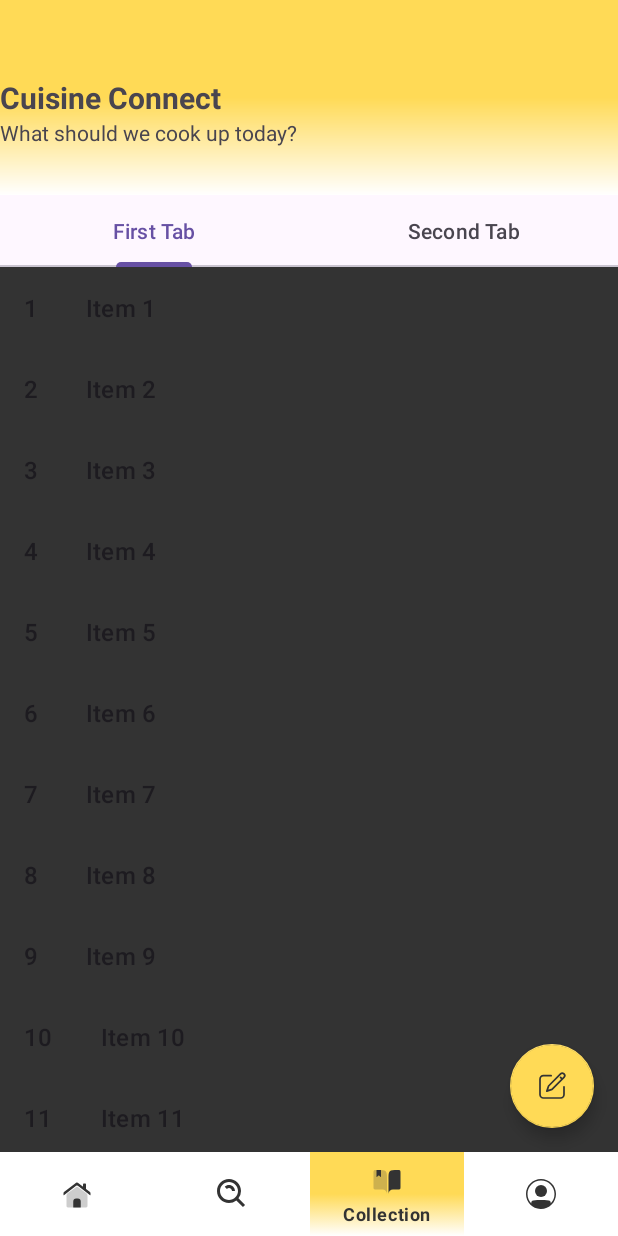
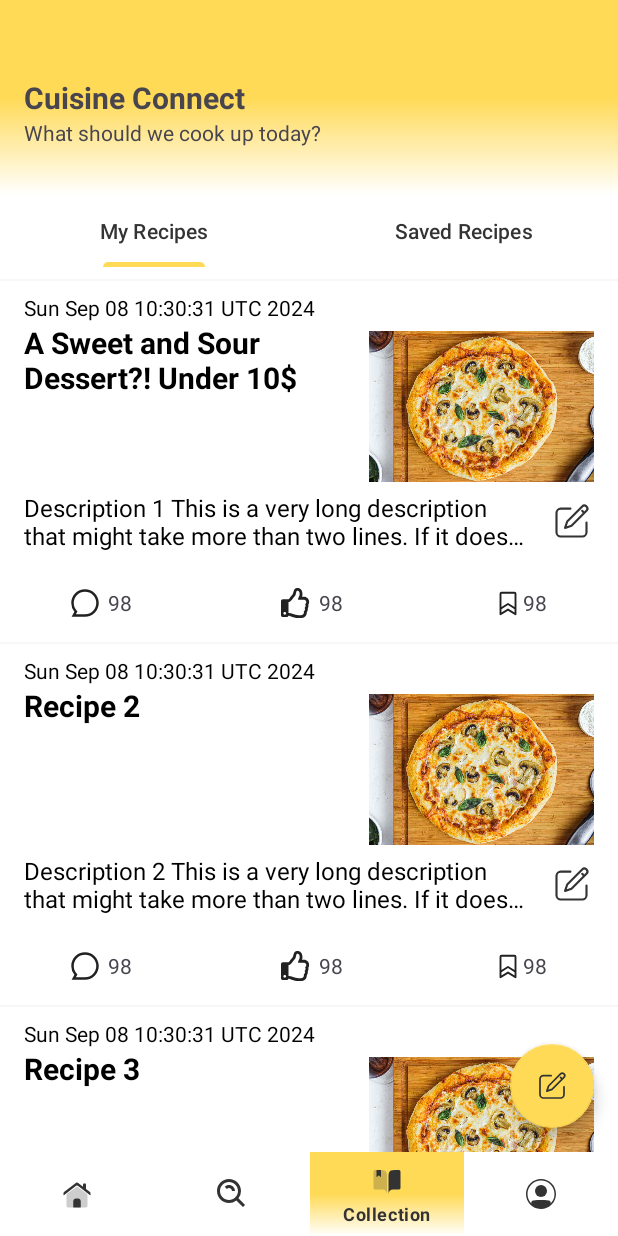
Before and after one commit to AbrahamRumondor/cuisine-connect, an Android app: the CollectionFragment screen opened through its navigation route, on a phone screen of 412 x 824 dp. Run offline under Robolectric (Android 15) with nearby library versions, the phone set to English and light mode, and no system bars; our stand-ins replace Dagger/Hilt's generated code, Firebase (no records; nobody signed in at launch, a user with empty details on screens opened directly), Timber, navigation-ui.

Commit message:
feat: add collection layout, next refresh and fetch from firestore

```diff
--- a/app/src/main/java/com/example/cuisineconnect/app/screen/collection/CollectionFragment.kt
+++ b/app/src/main/java/com/example/cuisineconnect/app/screen/collection/CollectionFragment.kt
@@ -25,8 +25,8 @@ class CollectionFragment : Fragment() {
     // Link the TabLayout with the ViewPager2
     TabLayoutMediator(binding.tlCollection, binding.vp2Collection) { tab, position ->
       tab.text = when (position) {
-        0 -> "First Tab"
-        1 -> "Second Tab"
+        0 -> "My Recipes"
+        1 -> "Saved Recipes"
         else -> null
       }
     }.attach()
--- a/app/src/main/java/com/example/cuisineconnect/app/screen/collection/MyRecipeFragment.kt
+++ b/app/src/main/java/com/example/cuisineconnect/app/screen/collection/MyRecipeFragment.kt
@@ -9,7 +9,7 @@ import android.view.LayoutInflater
 import android.view.View
 import android.view.ViewGroup
 import com.example.cuisineconnect.R
-import com.example.cuisineconnect.app.screen.collection.placeholder.PlaceholderContent
+import com.example.cuisineconnect.domain.model.Recipe
 
 /**
  * A fragment representing a list of Items.
@@ -17,6 +17,18 @@ import com.example.cuisineconnect.app.screen.collection.placeholder.PlaceholderC
 class MyRecipeFragment : Fragment() {
 
   private var columnCount = 1
+
+  val ITEMS: List<Recipe> = listOf(
+    Recipe("1", "A Sweet and Sour Dessert?! Under 10$", "Description 1 This is a very long description that might take more than two lines. If it does, it will be truncated with an aaewfjioawejfoawefjawdjfkladjf ellipsis." ),
+    Recipe("2", "Recipe 2", "Description 2 This is a very long description that might take more than two lines. If it does, it will be truncated with an aaewfjioawejfoawefjawdjfkladjf ellipsis." ),
+    Recipe("3", "Recipe 3", "Description 3 This is a very long description that might take more than two lines. If it does, it will be truncated with an aaewfjioawejfoawefjawdjfkladjf ellipsis."),
+    Recipe("1", "Recipe 1", "Description 1" ),
+    Recipe("2", "Recipe 2", "Description 2This is a very long description that might take more than two lines. If it does, it will be truncated with an aaewfjioawejfoawefjawdjfkladjf ellipsis." ),
+    Recipe("3", "Recipe 3", "Description 3"),
+    Recipe("1", "Recipe 1", "Description 1" ),
+    Recipe("2", "Recipe 2", "Description 2 This is a very long description that might take more than two lines. If it does, it will be truncated with an aaewfjioawejfoawefjawdjfkladjf ellipsis." ),
+    Recipe("3", "Recipe 3", "Description 3"),
+  )
 
   override fun onCreate(savedInstanceState: Bundle?) {
     super.onCreate(savedInstanceState)
@@ -39,7 +51,7 @@ class MyRecipeFragment : Fragment() {
           columnCount <= 1 -> LinearLayoutManager(context)
           else -> GridLayoutManager(context, columnCount)
         }
-        adapter = MyRecipeRecyclerViewAdapter(PlaceholderContent.ITEMS)
+        adapter = MyRecipeRecyclerViewAdapter(ITEMS)
       }
     }
 
--- a/app/src/main/java/com/example/cuisineconnect/app/screen/collection/MyRecipeRecyclerViewAdapter.kt
+++ b/app/src/main/java/com/example/cuisineconnect/app/screen/collection/MyRecipeRecyclerViewAdapter.kt
@@ -2,26 +2,26 @@ package com.example.cuisineconnect.app.screen.collection
 
 import androidx.recyclerview.widget.RecyclerView
 import android.view.LayoutInflater
-import android.view.View
 import android.view.ViewGroup
 import android.widget.TextView
-import com.example.cuisineconnect.R
 
 import com.example.cuisineconnect.app.screen.collection.placeholder.PlaceholderContent.PlaceholderItem
-import com.example.cuisineconnect.databinding.FragmentMyRecipeBinding
+import com.example.cuisineconnect.databinding.ItemRecipeHorizontalBinding
+import com.example.cuisineconnect.domain.model.Recipe
+import java.util.Date
 
 /**
  * [RecyclerView.Adapter] that can display a [PlaceholderItem].
  * TODO: Replace the implementation with code for your data type.
  */
 class MyRecipeRecyclerViewAdapter(
-  private val values: List<PlaceholderItem>
+  private val values: List<Recipe>
 ) : RecyclerView.Adapter<MyRecipeRecyclerViewAdapter.ViewHolder>() {
 
   override fun onCreateViewHolder(parent: ViewGroup, viewType: Int): ViewHolder {
 
     return ViewHolder(
-      FragmentMyRecipeBinding.inflate(
+      ItemRecipeHorizontalBinding.inflate(
         LayoutInflater.from(parent.context),
         parent,
         false
@@ -32,19 +32,18 @@ class MyRecipeRecyclerViewAdapter(
 
   override fun onBindViewHolder(holder: ViewHolder, position: Int) {
     val item = values[position]
-    holder.idView.text = item.id
-    holder.contentView.text = item.content
+    holder.title.text = item.title
+    holder.description.text = item.description
+    holder.date.text = item.date.toString()
   }
 
   override fun getItemCount(): Int = values.size
 
-  inner class ViewHolder(binding: FragmentMyRecipeBinding) : RecyclerView.ViewHolder(binding.root) {
-    val idView: TextView = binding.itemNumber
-    val contentView: TextView = binding.content
-
-    override fun toString(): String {
-      return super.toString() + " '" + contentView.text + "'"
-    }
+  inner class ViewHolder(binding: ItemRecipeHorizontalBinding) : RecyclerView.ViewHolder(binding.root) {
+    val title = binding.tvTitle
+    val description = binding.tvDesc
+    val date = binding.tvDate
+    val image = binding.ivImageTitle
   }
 
 }
--- /dev/null
+++ b/app/src/main/res/drawable/ic_bookmark_regular.xml
@@ -0,0 +1,9 @@
+<vector xmlns:android="http://schemas.android.com/apk/res/android"
+    android:width="1dp"
+    android:height="1dp"
+    android:viewportWidth="256"
+    android:viewportHeight="256">
+  <path
+      android:pathData="M184,32L72,32a16,16 0,0 0,-16 16v176a8,8 0,0 0,12.24 6.78L128,193.43l59.77,37.35A8,8 0,0 0,200 224L200,48a16,16 0,0 0,-16 -16m0,16v113.57l-51.77,-32.35a8,8 0,0 0,-8.48 0L72,161.56L72,48ZM132.23,177.22a8,8 0,0 0,-8.48 0L72,209.57v-29.14l56,-35l56,35v29.14Z"
+      android:fillColor="#212121"/>
+</vector>
--- /dev/null
+++ b/app/src/main/res/drawable/ic_bookmark_solid.xml
@@ -0,0 +1,9 @@
+<vector xmlns:android="http://schemas.android.com/apk/res/android"
+    android:width="1dp"
+    android:height="1dp"
+    android:viewportWidth="256"
+    android:viewportHeight="256">
+  <path
+      android:pathData="M184,32H72a16,16 0,0 0,-16 16v176a8,8 0,0 0,12.24 6.78L128,193.43l59.77,37.35A8,8 0,0 0,200 224V48a16,16 0,0 0,-16 -16m-51.77,145.22a8,8 0,0 0,-8.48 0L72,209.57v-29.14l56,-35l56,35v29.14Z"
+      android:fillColor="#ffd556"/>
+</vector>
--- /dev/null
+++ b/app/src/main/res/drawable/ic_msg_bubble.xml
@@ -0,0 +1,5 @@
+<vector xmlns:android="http://schemas.android.com/apk/res/android" android:height="18dp" android:viewportHeight="24" android:viewportWidth="24" android:width="18dp">
+
+    <path android:fillColor="#212121" android:pathData="M12,3a9,9 0,0 0,-9 9c0,2.397 0.935,4.573 2.463,6.186l0.504,0.532L4.7,21H12a9,9 0,1 0,0 -18M1,12C1,5.925 5.925,1 12,1s11,4.925 11,11s-4.925,11 -11,11H1.3l2.22,-3.994A10.96,10.96 0,0 1,1 12"/>
+
+</vector>
--- /dev/null
+++ b/app/src/main/res/drawable/ic_thumbs_up_regular.xml
@@ -0,0 +1,9 @@
+<vector xmlns:android="http://schemas.android.com/apk/res/android"
+    android:width="1dp"
+    android:height="1dp"
+    android:viewportWidth="512"
+    android:viewportHeight="512">
+  <path
+      android:pathData="M466.27,286.69C475.04,271.84 480,256 480,236.85c0,-44.01 -37.22,-85.58 -85.82,-85.58H357.7c4.92,-12.81 8.85,-28.13 8.85,-46.54C366.55,31.94 328.86,0 271.28,0c-61.61,0 -58.09,94.93 -71.76,108.6c-22.75,22.75 -49.62,66.45 -68.76,83.4H32c-17.67,0 -32,14.33 -32,32v240c0,17.67 14.33,32 32,32h64c14.89,0 27.41,-10.17 30.98,-23.95c44.51,1 75.06,39.94 177.8,39.94c7.22,0 15.22,0.01 22.22,0.01c77.12,0 111.99,-39.42 112.94,-95.33c13.32,-18.42 20.3,-43.12 17.34,-66.99c9.85,-18.45 13.66,-40.34 8.99,-62.99m-61.75,53.83c12.56,21.13 1.26,49.41 -13.94,57.57c7.7,48.78 -17.61,65.9 -53.12,65.9h-37.82c-71.64,0 -118.03,-37.82 -171.64,-37.82V240h10.92c28.36,0 67.98,-70.89 94.54,-97.46c28.36,-28.36 18.91,-75.63 37.82,-94.54c47.27,0 47.27,32.98 47.27,56.73c0,39.17 -28.36,56.72 -28.36,94.54h103.99c21.11,0 37.73,18.91 37.82,37.82c0.09,18.9 -12.82,37.81 -22.27,37.81c13.49,14.56 16.37,45.24 -5.21,65.62M88,432c0,13.26 -10.74,24 -24,24s-24,-10.74 -24,-24s10.74,-24 24,-24s24,10.74 24,24"
+      android:fillColor="#212121"/>
+</vector>
--- /dev/null
+++ b/app/src/main/res/drawable/ic_thumbs_up_solid.xml
@@ -0,0 +1,5 @@
+<vector xmlns:android="http://schemas.android.com/apk/res/android" android:height="18dp" android:viewportHeight="512" android:viewportWidth="512" android:width="18dp">
+
+    <path android:fillColor="#ffda56" android:pathData="M104,224H24c-13.26,0 -24,10.74 -24,24v240c0,13.26 10.74,24 24,24h80c13.26,0 24,-10.74 24,-24V248c0,-13.26 -10.74,-24 -24,-24M64,472c-13.26,0 -24,-10.74 -24,-24s10.74,-24 24,-24s24,10.74 24,24s-10.74,24 -24,24M384,81.45c0,42.42 -25.97,66.21 -33.28,94.55h101.72c33.4,0 59.4,27.75 59.55,58.1c0.08,17.94 -7.55,37.25 -19.44,49.2l-0.11,0.11c9.84,23.34 8.24,56.04 -9.31,79.47c8.68,25.9 -0.07,57.7 -16.38,74.76c4.3,17.6 2.24,32.58 -6.15,44.63C440.2,511.59 389.62,512 346.84,512l-2.85,-0c-48.29,-0.02 -87.81,-17.6 -119.56,-31.73c-15.96,-7.1 -36.82,-15.89 -52.65,-16.18c-6.54,-0.12 -11.78,-5.46 -11.78,-12v-213.77c0,-3.2 1.28,-6.27 3.56,-8.52c39.61,-39.14 56.65,-80.59 89.12,-113.11c14.8,-14.83 20.19,-37.24 25.39,-58.9C282.52,39.29 291.82,0 312,0c24,0 72,8 72,81.45"/>
+
+</vector>
--- a/app/src/main/res/layout/fragment_collection.xml
+++ b/app/src/main/res/layout/fragment_collection.xml
@@ -27,16 +27,17 @@
           android:layout_height="130dp"
           android:background="@drawable/gradient_cc_yellow"
           android:theme="@style/ThemeOverlay.AppCompat.ActionBar"
+          app:layout_collapseMode="parallax"
           app:layout_constraintEnd_toEndOf="parent"
           app:layout_constraintStart_toStartOf="parent"
           app:layout_constraintTop_toTopOf="parent"
-            app:layout_collapseMode="parallax"
           >
 
         <TextView
             android:id="@+id/tb_title"
             android:layout_width="wrap_content"
             android:layout_height="wrap_content"
+            android:layout_marginHorizontal="16dp"
             android:text="Cuisine Connect"
             android:textSize="20sp"
             android:textStyle="bold"
@@ -49,6 +50,7 @@
             android:id="@+id/tb_body"
             android:layout_width="wrap_content"
             android:layout_height="wrap_content"
+            android:layout_marginHorizontal="16dp"
             android:text="What should we cook up today?"
             app:layout_constraintStart_toStartOf="parent"
             app:layout_constraintTop_toBottomOf="@id/tb_title"
@@ -63,6 +65,9 @@
         android:id="@+id/tl_collection"
         android:layout_width="match_parent"
         android:layout_height="wrap_content"
+        android:background="@color/white"
+        app:tabIndicatorColor="@color/cc_yellow"
+        app:tabTextColor="@color/cc_gray"
         />
 
   </com.google.android.material.appbar.AppBarLayout>
@@ -75,7 +80,6 @@
       app:layout_behavior="@string/appbar_scrolling_view_behavior"
       />
 
-  <include layout="@layout/item_fab_create_recipe"
-    />
+  <include layout="@layout/item_fab_create_recipe" />
 
 </androidx.coordinatorlayout.widget.CoordinatorLayout>
--- a/app/src/main/res/layout/fragment_my_recipe_list.xml
+++ b/app/src/main/res/layout/fragment_my_recipe_list.xml
@@ -8,7 +8,7 @@
     android:layout_height="wrap_content"
     android:layout_marginLeft="16dp"
     android:layout_marginRight="16dp"
-    android:background="@color/cc_gray"
+    android:background="@color/white"
     app:layoutManager="LinearLayoutManager"
     tools:context=".app.screen.collection.MyRecipeFragment"
     tools:listitem="@layout/fragment_my_recipe"
--- /dev/null
+++ b/app/src/main/res/layout/item_recipe_horizontal.xml
@@ -0,0 +1,191 @@
+<?xml version="1.0" encoding="utf-8"?>
+<androidx.constraintlayout.widget.ConstraintLayout xmlns:android="http://schemas.android.com/apk/res/android"
+    xmlns:app="http://schemas.android.com/apk/res-auto"
+    android:layout_width="match_parent"
+    android:layout_height="wrap_content"
+    >
+
+  <View
+      android:layout_marginVertical="8dp"
+      android:id="@+id/v_divider"
+      android:layout_width="match_parent"
+      android:layout_height="1dp"
+      app:layout_constraintEnd_toEndOf="parent"
+      app:layout_constraintStart_toStartOf="parent"
+      app:layout_constraintTop_toTopOf="parent"
+      android:background="@color/cc_light_gray"
+      />
+
+
+  <TextView
+      android:id="@+id/tv_date"
+      android:layout_width="wrap_content"
+      android:layout_height="wrap_content"
+      android:layout_marginHorizontal="16dp"
+      android:layout_marginVertical="8dp"
+      android:text="Jan xx"
+      android:textColor="@android:color/black"
+      app:layout_constraintStart_toStartOf="parent"
+      app:layout_constraintTop_toBottomOf="@+id/v_divider"
+      />
+
+  <LinearLayout
+      android:id="@+id/ll_title_image"
+      android:layout_width="match_parent"
+      android:layout_height="wrap_content"
+      android:orientation="horizontal"
+      android:paddingHorizontal="16dp"
+      app:layout_constraintEnd_toEndOf="parent"
+      app:layout_constraintStart_toStartOf="parent"
+      app:layout_constraintTop_toBottomOf="@id/tv_date"
+      >
+
+    <androidx.constraintlayout.widget.ConstraintLayout
+        android:layout_width="0dp"
+        android:layout_height="wrap_content"
+        android:layout_weight="1"
+        >
+
+      <!-- Title TextView -->
+      <TextView
+          android:id="@+id/tv_title"
+          android:layout_width="0dp"
+          android:layout_height="wrap_content"
+          android:text="A Sweet and Sour Dessert?! Under 10$"
+          android:textColor="@android:color/black"
+          android:textSize="20sp"
+          android:textStyle="bold"
+          app:layout_constrainedWidth="true"
+          app:layout_constraintBottom_toBottomOf="parent"
+          app:layout_constraintEnd_toEndOf="parent"
+          app:layout_constraintStart_toStartOf="parent"
+          app:layout_constraintTop_toTopOf="parent"
+          />
+
+    </androidx.constraintlayout.widget.ConstraintLayout>
+
+    <!-- ImageView -->
+    <ImageView
+        android:id="@+id/iv_image_title"
+        android:layout_width="150dp"
+        android:layout_height="112.5dp"
+        android:contentDescription="@string/image"
+        android:src="@drawable/cc_asset"
+        />
+
+  </LinearLayout>
+
+  <TextView
+      android:id="@+id/tv_desc"
+      android:layout_width="0dp"
+      android:layout_height="wrap_content"
+      android:layout_marginHorizontal="16dp"
+      android:ellipsize="end"
+      android:maxLines="2"
+      android:text="This is a very long description that might take more than two lines. If it does, it will be truncated with an aaewfjioawejfoawefjawdjfkladjf ellipsis."
+      android:textColor="@android:color/black"
+      android:textSize="16sp"
+      app:layout_constraintEnd_toStartOf="@id/btn_edit"
+      app:layout_constraintStart_toStartOf="parent"
+      app:layout_constraintTop_toBottomOf="@id/ll_title_image"
+      />
+
+  <ImageButton
+      android:id="@+id/btn_edit"
+      android:layout_width="30dp"
+      android:layout_height="30dp"
+      android:layout_marginHorizontal="16dp"
+      android:background="@drawable/ic_create_recipe"
+      app:layout_constraintBottom_toBottomOf="@+id/tv_desc"
+      app:layout_constraintEnd_toEndOf="parent"
+      app:layout_constraintTop_toTopOf="@id/tv_desc"
+      />
+
+  <LinearLayout
+      android:layout_width="match_parent"
+      android:layout_height="wrap_content"
+      android:layout_marginTop="24dp"
+      android:orientation="horizontal"
+      app:layout_constraintEnd_toEndOf="parent"
+      app:layout_constraintStart_toStartOf="parent"
+      app:layout_constraintTop_toBottomOf="@+id/tv_desc"
+
+      >
+
+
+    <LinearLayout
+        android:layout_width="wrap_content"
+        android:layout_height="wrap_content"
+        android:layout_weight="1"
+        android:gravity="center"
+        android:orientation="horizontal"
+        android:layout_marginBottom="8dp"
+        >
+
+      <ImageView
+          android:id="@+id/iv_ic_msg"
+          android:layout_width="20dp"
+          android:layout_height="20dp"
+          android:contentDescription="@string/image"
+          android:src="@drawable/ic_msg_bubble"
+          />
+
+      <TextView
+          android:layout_width="wrap_content"
+          android:layout_height="wrap_content"
+          android:layout_marginHorizontal="5dp"
+          android:text="98"
+          />
+    </LinearLayout>
+
+    <LinearLayout
+        android:layout_width="wrap_content"
+        android:layout_height="wrap_content"
+        android:layout_weight="1"
+        android:gravity="center"
+        android:orientation="horizontal"
+        >
+
+      <ImageView
+          android:id="@+id/iv_ic_thumbs"
+          android:layout_width="20dp"
+          android:layout_height="20dp"
+          android:contentDescription="@string/image"
+          android:src="@drawable/ic_thumbs_up_regular"
+          />
+
+      <TextView
+          android:layout_width="wrap_content"
+          android:layout_height="wrap_content"
+          android:layout_marginHorizontal="5dp"
+          android:text="98"
+          />
+    </LinearLayout>
+
+    <LinearLayout
+        android:layout_width="wrap_content"
+        android:layout_height="wrap_content"
+        android:layout_weight="1"
+        android:gravity="center"
+        android:orientation="horizontal"
+        >
+
+      <ImageView
+          android:id="@+id/iv_ic_bookmark"
+          android:layout_width="20dp"
+          android:layout_height="20dp"
+          android:contentDescription="@string/image"
+          android:src="@drawable/ic_bookmark_regular"
+          />
+
+      <TextView
+          android:layout_width="wrap_content"
+          android:layout_height="wrap_content"
+          android:text="98"
+          />
+    </LinearLayout>
+
+
+  </LinearLayout>
+
+</androidx.constraintlayout.widget.ConstraintLayout>
--- a/app/src/main/res/values/colors.xml
+++ b/app/src/main/res/values/colors.xml
@@ -4,4 +4,5 @@
   <color name="white">#FFFFFFFF</color>
   <color name="cc_gray">#333333</color>
   <color name="cc_yellow">#FFDA56</color>
+  <color name="cc_light_gray">#F7F7F8</color>
 </resources>
--- a/app/src/main/res/values/strings.xml
+++ b/app/src/main/res/values/strings.xml
@@ -35,4 +35,5 @@
   <string name="namasayadaniel">Eg nama_saya_daniel</string>
   <string name="add_image">add image</string>
   <string name="no_internet">No internet, please check your connection</string>
+  <string name="image">image</string>
 </resources>
```
Also changed, not shown: app/src/main/res/drawable/cc_asset.jpg (added). Lines whose indentation alone changed are shown as unchanged.
